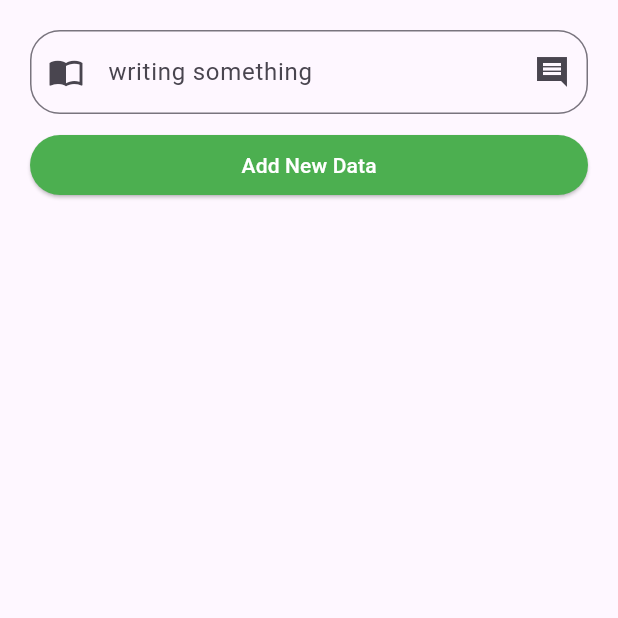
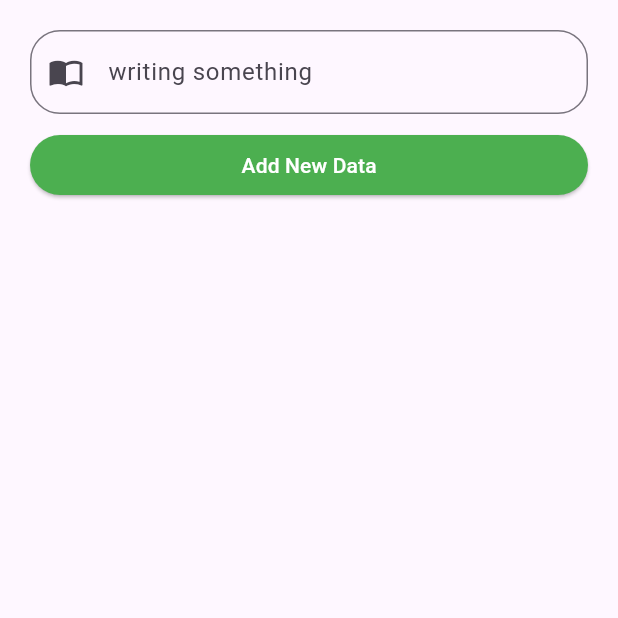
Before and after one commit to jubayed004/notepad-hive, a Flutter app: the screen it shows after launch, on a phone screen of 412 x 824 dp, the top half of it. Run offline on Flutter 3.47's test engine with Material 3 defaults, Android fonts, the phone set to English and light mode, and no system bars; our stand-ins replace fluttertoast, hive, hive_flutter; accounts and stored records are empty.

Commit message:
some modifi

```diff
--- a/lib/main.dart
+++ b/lib/main.dart
@@ -7,10 +7,8 @@ import 'package:hive_flutter/adapters.dart';
 import 'view/screen/notepad_screen.dart';
 
 Future<void> main() async {
-
+ WidgetsFlutterBinding.ensureInitialized();
  await Hive.initFlutter();
-
-
   Box box = await Hive.openBox('notepad');
   runApp(const MyApp());
 }
--- a/lib/view/screen/notepad_screen.dart
+++ b/lib/view/screen/notepad_screen.dart
@@ -32,7 +32,6 @@ class _NotepadScreenState extends State<NotepadScreen> {
                 controller: _controller,
                 decoration: InputDecoration(
                     prefixIcon: Icon(Icons.import_contacts),
-                    suffixIcon: Icon(Icons.insert_comment_sharp),
                     hintText: "writing something",
                     border: OutlineInputBorder(
                         borderRadius: BorderRadius.circular(20),
```
